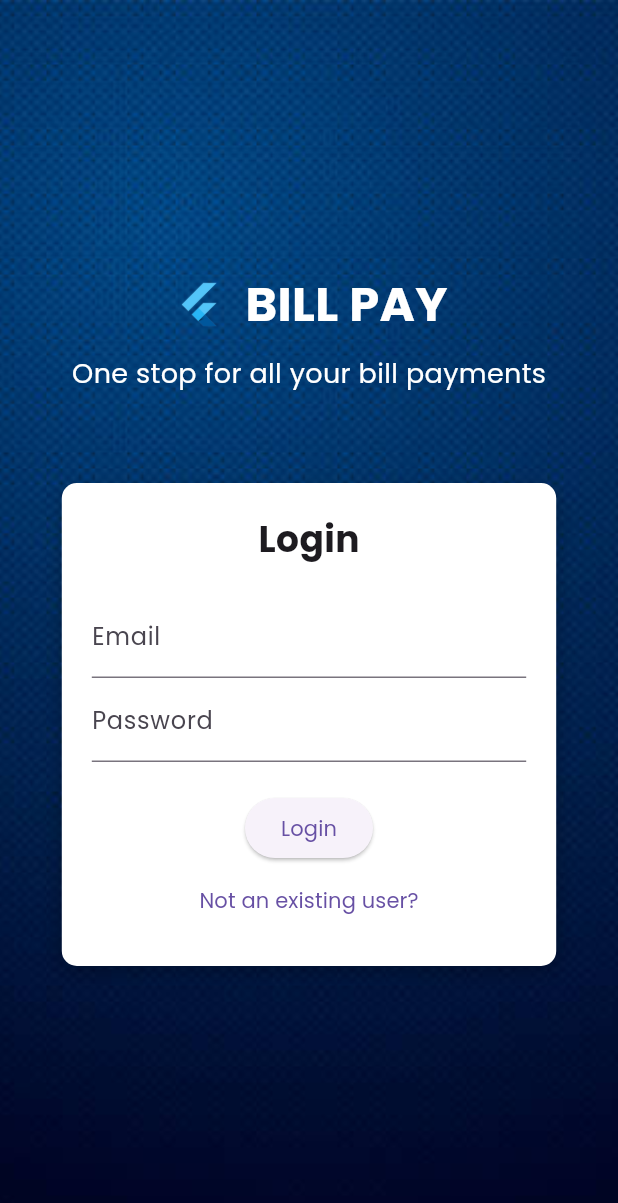
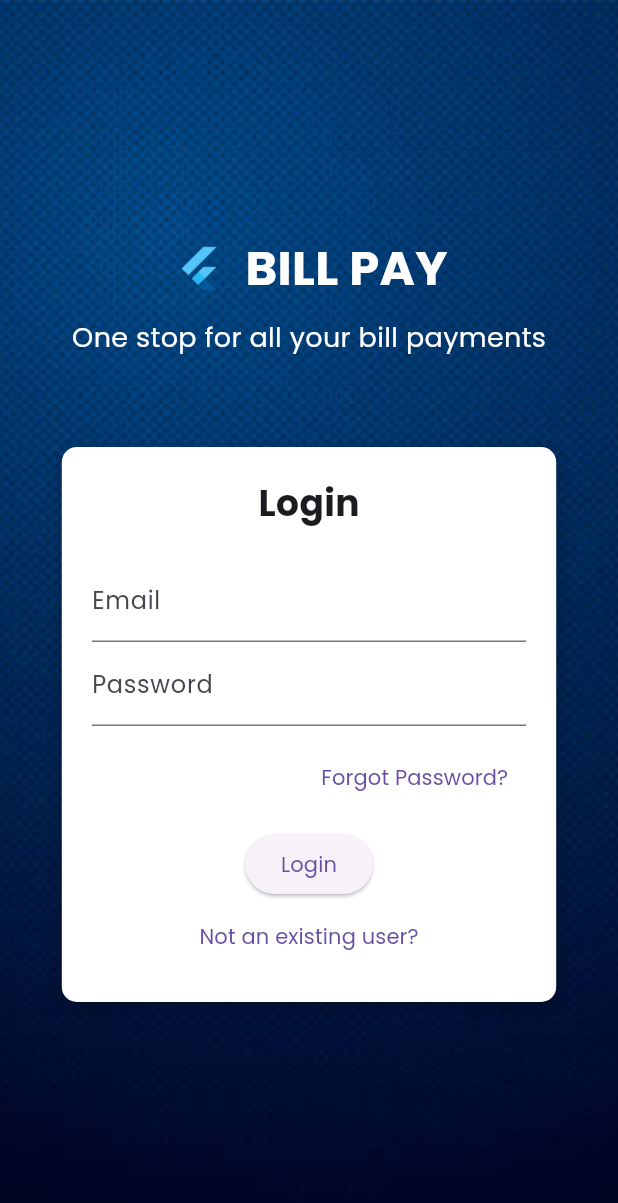
Before and after one commit to r-aaryan/flutter_BillApp, a Flutter app: the screen it shows after launch, on a phone screen of 412 x 824 dp. Shown: the top 1203 px of the screen. Run offline on Flutter 3.47's test engine with Material 3 defaults, Android fonts, the phone set to English and light mode, and no system bars; our stand-ins replace cloud_firestore, firebase_auth, firebase_core; missing offline and left inert: razorpay_flutter; accounts and stored records are empty.

Commit message:
Added Forgot Password feature in LoginScreen and updated AuthService

```diff
--- a/lib/login_screen.dart
+++ b/lib/login_screen.dart
@@ -40,6 +40,27 @@ class _LoginScreenState extends State<LoginScreen> {
           SnackBar(content: Text('Login failed. Please try again.')),
         );
       }
+    }
+  }
+
+  void _forgotPassword() async {
+    String email = _emailController.text.trim();
+    if (email.isEmpty) {
+      ScaffoldMessenger.of(context).showSnackBar(
+        SnackBar(content: Text('Please enter your email to reset password.')),
+      );
+      return;
+    }
+
+    try {
+      await _authService.sendPasswordResetEmail(email);
+      ScaffoldMessenger.of(context).showSnackBar(
+        SnackBar(content: Text('Password reset email sent! Check your inbox.')),
+      );
+    } catch (error) {
+      ScaffoldMessenger.of(context).showSnackBar(
+        SnackBar(content: Text('Error: Unable to send reset email.')),
+      );
     }
   }
 
@@ -128,7 +149,18 @@ class _LoginScreenState extends State<LoginScreen> {
                             obscureText: true,
                             style: TextStyle(fontFamily: 'Poppins'),
                           ),
-                          SizedBox(height: 20),
+                          SizedBox(height: 10),
+                          Align(
+                            alignment: Alignment.centerRight,
+                            child: TextButton(
+                              onPressed: _forgotPassword,
+                              child: Text(
+                                "Forgot Password?",
+                                style: TextStyle(fontFamily: 'Poppins'),
+                              ),
+                            ),
+                          ),
+                          SizedBox(height: 10),
                           ElevatedButton(
                             onPressed: _login,
                             child: Text(
@@ -138,7 +170,8 @@ class _LoginScreenState extends State<LoginScreen> {
                           ),
                           TextButton(
                             onPressed: () {
-                              Navigator.pushReplacementNamed(context, '/signup');
+                              Navigator.pushReplacementNamed(
+                                  context, '/signup');
                             },
                             child: Text(
                               'Not an existing user?',
--- a/lib/services/auth_service.dart
+++ b/lib/services/auth_service.dart
@@ -5,8 +5,8 @@ class AuthService {
   final FirebaseAuth _auth = FirebaseAuth.instance;
 
   // Sign up with email and password
-  Future<User?> signUp(
-      String email, String password, String name, String phoneNumber, String dob) async {
+  Future<User?> signUp(String email, String password, String name,
+      String phoneNumber, String dob) async {
     try {
       UserCredential result = await _auth.createUserWithEmailAndPassword(
           email: email, password: password);
@@ -14,7 +14,10 @@ class AuthService {
 
       // Add user details to Firestore
       if (user != null) {
-        await FirebaseFirestore.instance.collection('customers').doc(user.uid).set({
+        await FirebaseFirestore.instance
+            .collection('customers')
+            .doc(user.uid)
+            .set({
           'name': name,
           'email': email,
           'phoneNumber': phoneNumber,
@@ -44,12 +47,24 @@ class AuthService {
   // Fetch user details from Firestore
   Future<Map<String, dynamic>?> getUserDetails(String uid) async {
     try {
-      DocumentSnapshot userDoc =
-          await FirebaseFirestore.instance.collection('customers').doc(uid).get();
+      DocumentSnapshot userDoc = await FirebaseFirestore.instance
+          .collection('customers')
+          .doc(uid)
+          .get();
       return userDoc.data() as Map<String, dynamic>;
     } catch (e) {
       print("Error fetching user details: $e");
       return null;
+    }
+  }
+
+  // Send password reset email
+  Future<void> sendPasswordResetEmail(String email) async {
+    try {
+      await _auth.sendPasswordResetEmail(email: email);
+      print("Password reset email sent to $email");
+    } catch (e) {
+      print("Error sending password reset email: $e");
     }
   }
 
```
Also changed, not shown: pubspec.lock.
